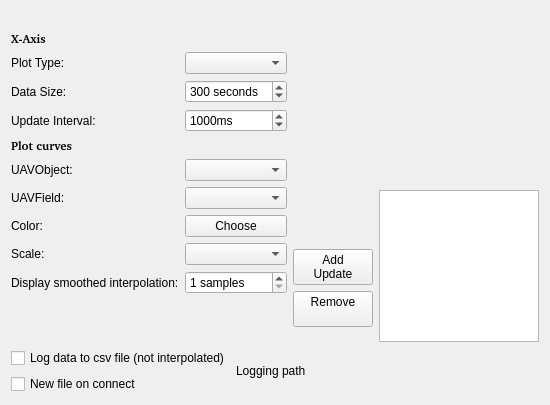
The window that ground/openpilotgcs/src/plugins/scope/scopegadgetoptionspage.ui (openpilot/OpenPilot) describes before a commit, drawn with Qt 5.
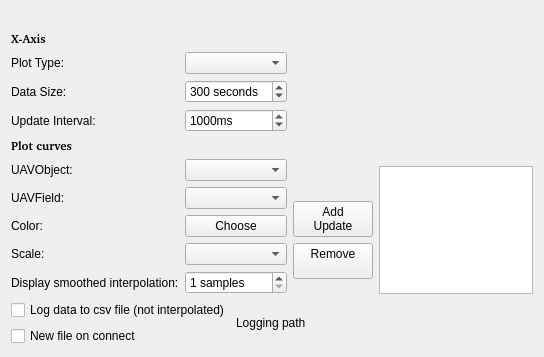
The same window after the commit. Custom widgets are drawn as their Qt base class.

Commit message: Made method name more descriptive

The edit to the form file:
```diff
--- a/ground/openpilotgcs/src/plugins/scope/scopegadgetoptionspage.ui
+++ b/ground/openpilotgcs/src/plugins/scope/scopegadgetoptionspage.ui
@@ -6,8 +6,8 @@
    <rect>
     <x>0</x>
     <y>0</y>
-    <width>550</width>
-    <height>405</height>
+    <width>544</width>
+    <height>342</height>
    </rect>
   </property>
   <property name="windowTitle">
```
The commit also changes 2 other files.
